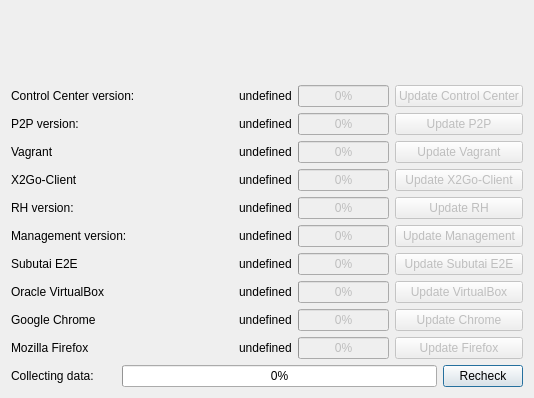
The window that hub/forms/DlgAbout.ui (subutai-io/control-center) describes before a commit, drawn with Qt 5.
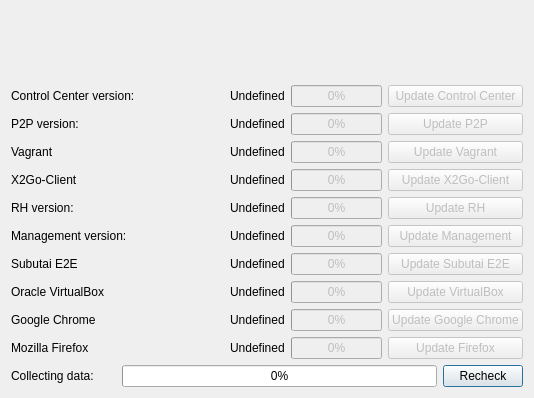
The same window after the commit. Icons and pictures are not drawn.

What changed in the file:
```diff
--- a/hub/forms/DlgAbout.ui
+++ b/hub/forms/DlgAbout.ui
@@ -63,21 +63,21 @@
        <item row="7" column="1">
         <widget class="QLabel" name="lbl_oracle_virtualbox_version_val">
          <property name="text">
-          <string>undefined</string>
+          <string>Undefined</string>
          </property>
         </widget>
        </item>
        <item row="6" column="1">
         <widget class="QLabel" name="lbl_subutai_e2e_val">
          <property name="text">
-          <string>undefined</string>
+          <string>Undefined</string>
          </property>
         </widget>
        </item>
        <item row="1" column="1">
         <widget class="QLabel" name="lbl_p2p_version_val">
          <property name="text">
-          <string>undefined</string>
+          <string>Undefined</string>
          </property>
          <property name="textInteractionFlags">
           <set>Qt::LinksAccessibleByMouse|Qt::TextSelectableByKeyboard|Qt::TextSelectableByMouse</set>
@@ -87,7 +87,7 @@
        <item row="3" column="1">
         <widget class="QLabel" name="lbl_x2go_version_val">
          <property name="text">
-          <string>undefined</string>
+          <string>Undefined</string>
          </property>
         </widget>
        </item>
@@ -136,7 +136,7 @@
        <item row="2" column="1">
         <widget class="QLabel" name="lbl_vagrant_version_val">
          <property name="text">
-          <string>undefined</string>
+          <string>Undefined</string>
          </property>
         </widget>
        </item>
@@ -226,7 +226,7 @@
        <item row="4" column="1">
         <widget class="QLabel" name="lbl_rh_version_val">
          <property name="text">
-          <string>undefined</string>
+          <string>Undefined</string>
          </property>
          <property name="textInteractionFlags">
           <set>Qt::LinksAccessibleByMouse|Qt::TextSelectableByKeyboard|Qt::TextSelectableByMouse</set>
@@ -351,7 +351,7 @@
        <item row="0" column="1">
         <widget class="QLabel" name="lbl_tray_version_val">
          <property name="text">
-          <string>undefined</string>
+          <string>Undefined</string>
          </property>
          <property name="textInteractionFlags">
           <set>Qt::LinksAccessibleByMouse|Qt::TextSelectableByKeyboard|Qt::TextSelectableByMouse</set>
@@ -361,7 +361,7 @@
        <item row="5" column="1">
         <widget class="QLabel" name="lbl_rhm_version_val">
          <property name="text">
-          <string>undefined</string>
+          <string>Undefined</string>
          </property>
          <property name="textInteractionFlags">
           <set>Qt::LinksAccessibleByMouse|Qt::TextSelectableByKeyboard|Qt::TextSelectableByMouse</set>
@@ -385,7 +385,7 @@
        <item row="8" column="1">
         <widget class="QLabel" name="lbl_chrome_version_val">
          <property name="text">
-          <string>undefined</string>
+          <string>Undefined</string>
          </property>
          <property name="textInteractionFlags">
           <set>Qt::LinksAccessibleByMouse|Qt::TextSelectableByKeyboard|Qt::TextSelectableByMouse</set>
@@ -412,7 +412,7 @@
        <item row="10" column="1">
         <widget class="QLabel" name="lbl_firefox_version_val">
          <property name="text">
-          <string>undefined</string>
+          <string>Undefined</string>
          </property>
         </widget>
        </item>
@@ -432,7 +432,7 @@
           <bool>false</bool>
          </property>
          <property name="text">
-          <string>Update Chrome</string>
+          <string>Update Google Chrome</string>
          </property>
         </widget>
        </item>
```
